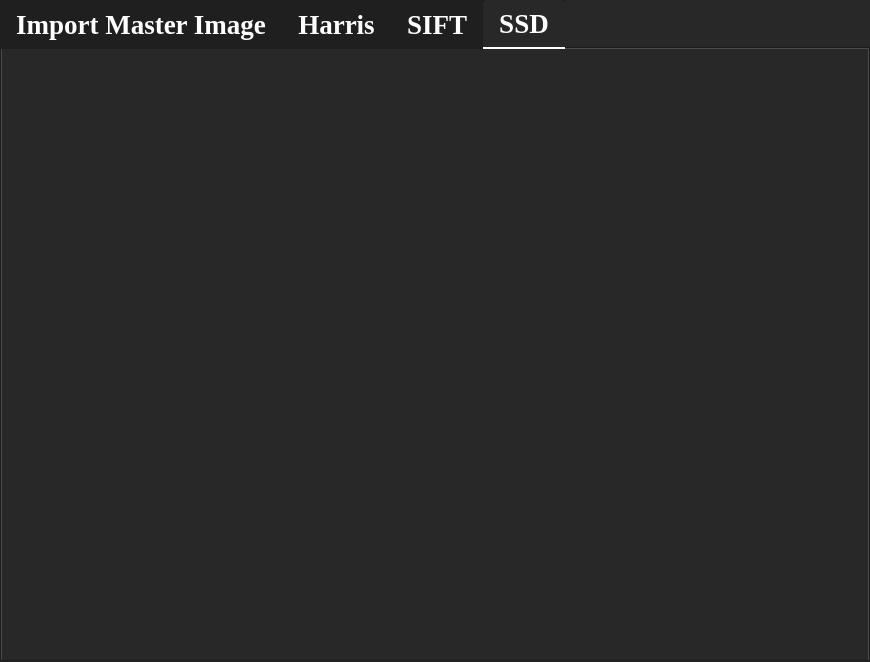
First picture: the form in MainWindow.ui, repository fadymohsen/VisionWithHarrisSIFT, before the edit.
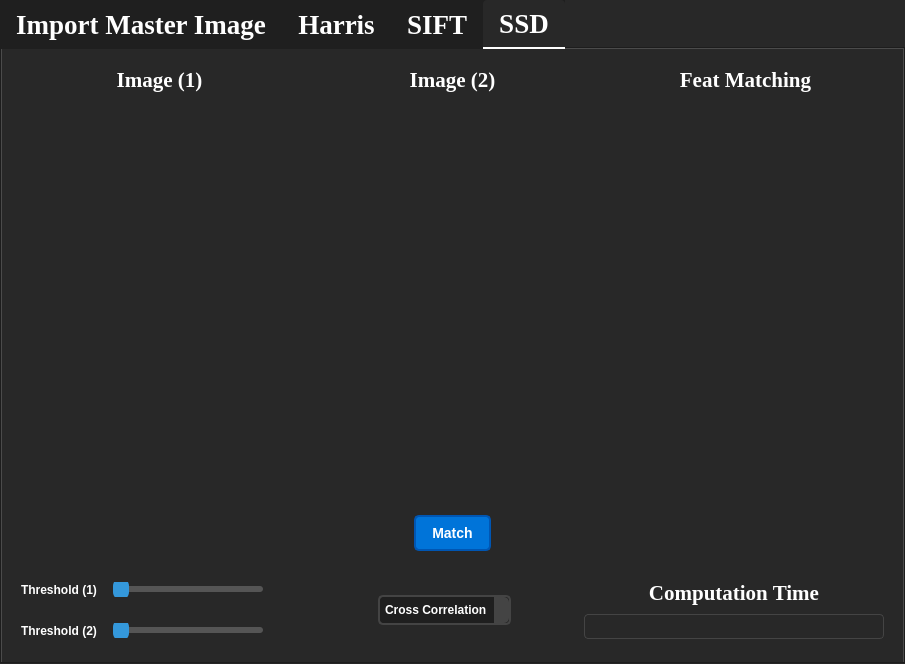
Second picture: the form after the edit. The open tabs and pages were chosen to show the change. Custom widgets are drawn as their Qt base class.

Commit message: Feat Matching UI

What changed in the file:
```diff
--- a/MainWindow.ui
+++ b/MainWindow.ui
@@ -6,8 +6,8 @@
    <rect>
     <x>0</x>
     <y>0</y>
-    <width>870</width>
-    <height>662</height>
+    <width>905</width>
+    <height>664</height>
    </rect>
   </property>
   <property name="font">
@@ -1773,6 +1773,723 @@
    <attribute name="title">
     <string>SSD</string>
    </attribute>
+   <layout class="QGridLayout" name="gridLayout_4">
+    <item row="0" column="0">
+     <layout class="QHBoxLayout" name="horizontalLayout_17">
+      <item>
+       <spacer name="horizontalSpacer_31">
+        <property name="orientation">
+         <enum>Qt::Horizontal</enum>
+        </property>
+        <property name="sizeType">
+         <enum>QSizePolicy::Fixed</enum>
+        </property>
+        <property name="sizeHint" stdset="0">
+         <size>
+          <width>10</width>
+          <height>20</height>
+         </size>
+        </property>
+       </spacer>
+      </item>
+      <item>
+       <layout class="QVBoxLayout" name="verticalLayout_18">
+        <item>
+         <spacer name="verticalSpacer_16">
+          <property name="orientation">
+           <enum>Qt::Vertical</enum>
+          </property>
+          <property name="sizeType">
+           <enum>QSizePolicy::Fixed</enum>
+          </property>
+          <property name="sizeHint" stdset="0">
+           <size>
+            <width>20</width>
+            <height>10</height>
+           </size>
+          </property>
+         </spacer>
+        </item>
+        <item>
+         <layout class="QVBoxLayout" name="verticalLayout_17">
+          <item>
+           <layout class="QHBoxLayout" name="horizontalLayout_12">
+            <item>
+             <layout class="QVBoxLayout" name="verticalLayout_9">
+              <item>
+               <widget class="QLabel" name="label">
+                <property name="font">
+                 <font>
+                  <family>Georgia</family>
+                  <pointsize>16</pointsize>
+                  <bold>true</bold>
+                 </font>
+                </property>
+                <property name="text">
+                 <string>Image (1)</string>
+                </property>
+                <property name="alignment">
+                 <set>Qt::AlignCenter</set>
+                </property>
+               </widget>
+              </item>
+              <item>
+               <spacer name="verticalSpacer">
+                <property name="orientation">
+                 <enum>Qt::Vertical</enum>
+                </property>
+                <property name="sizeType">
+                 <enum>QSizePolicy::Fixed</enum>
+                </property>
+                <property name="sizeHint" stdset="0">
+                 <size>
+                  <width>20</width>
+                  <height>10</height>
+                 </size>
+                </property>
+               </spacer>
+              </item>
+              <item>
+               <widget class="GraphicsLayoutWidget" name="image_beforeEdgeDetection_6" native="true">
+                <property name="sizePolicy">
+                 <sizepolicy hsizetype="Expanding" vsizetype="Expanding">
+                  <horstretch>0</horstretch>
+                  <verstretch>0</verstretch>
+                 </sizepolicy>
+                </property>
+                <property name="minimumSize">
+                 <size>
+                  <width>200</width>
+                  <height>250</height>
+                 </size>
+                </property>
+                <property name="maximumSize">
+                 <size>
+                  <width>16777215</width>
+                  <height>500</height>
+                 </size>
+                </property>
+               </widget>
+              </item>
+             </layout>
+            </item>
+            <item>
+             <spacer name="horizontalSpacer">
+              <property name="orientation">
+               <enum>Qt::Horizontal</enum>
+              </property>
+              <property name="sizeType">
+               <enum>QSizePolicy::Fixed</enum>
+              </property>
+              <property name="sizeHint" stdset="0">
+               <size>
+                <width>10</width>
+                <height>20</height>
+               </size>
+              </property>
+             </spacer>
+            </item>
+            <item>
+             <layout class="QVBoxLayout" name="verticalLayout_11">
+              <item>
+               <widget class="QLabel" name="label_11">
+                <property name="font">
+                 <font>
+                  <family>Georgia</family>
+                  <pointsize>16</pointsize>
+                  <bold>true</bold>
+                 </font>
+                </property>
+                <property name="text">
+                 <string>Image (2)</string>
+                </property>
+                <property name="alignment">
+                 <set>Qt::AlignCenter</set>
+                </property>
+               </widget>
+              </item>
+              <item>
+               <spacer name="verticalSpacer_2">
+                <property name="orientation">
+                 <enum>Qt::Vertical</enum>
+                </property>
+                <property name="sizeType">
+                 <enum>QSizePolicy::Fixed</enum>
+                </property>
+                <property name="sizeHint" stdset="0">
+                 <size>
+                  <width>20</width>
+                  <height>10</height>
+                 </size>
+                </property>
+               </spacer>
+              </item>
+              <item>
+               <widget class="GraphicsLayoutWidget" name="image_beforeEdgeDetection_7" native="true">
+                <property name="sizePolicy">
+                 <sizepolicy hsizetype="Expanding" vsizetype="Expanding">
+                  <horstretch>0</horstretch>
+                  <verstretch>0</verstretch>
+                 </sizepolicy>
+                </property>
+                <property name="minimumSize">
+                 <size>
+                  <width>200</width>
+                  <height>250</height>
+                 </size>
+                </property>
+                <property name="maximumSize">
+                 <size>
+                  <width>16777215</width>
+                  <height>500</height>
+                 </size>
+                </property>
+               </widget>
+              </item>
+             </layout>
+            </item>
+            <item>
+             <spacer name="horizontalSpacer_2">
+              <property name="orientation">
+               <enum>Qt::Horizontal</enum>
+              </property>
+              <property name="sizeType">
+               <enum>QSizePolicy::Fixed</enum>
+              </property>
+              <property name="sizeHint" stdset="0">
+               <size>
+                <width>10</width>
+                <height>20</height>
+               </size>
+              </property>
+             </spacer>
+            </item>
+            <item>
+             <layout class="QVBoxLayout" name="verticalLayout_12">
+              <item>
+               <widget class="QLabel" name="label_12">
+                <property name="font">
+                 <font>
+                  <family>Georgia</family>
+                  <pointsize>16</pointsize>
+                  <bold>true</bold>
+                 </font>
+                </property>
+                <property name="text">
+                 <string>Feat Matching</string>
+                </property>
+                <property name="alignment">
+                 <set>Qt::AlignCenter</set>
+                </property>
+               </widget>
+              </item>
+              <item>
+               <spacer name="verticalSpacer_4">
+                <property name="orientation">
+                 <enum>Qt::Vertical</enum>
+                </property>
+                <property name="sizeType">
+                 <enum>QSizePolicy::Fixed</enum>
+                </property>
+                <property name="sizeHint" stdset="0">
+                 <size>
+                  <width>20</width>
+                  <height>10</height>
+                 </size>
+                </property>
+               </spacer>
+              </item>
+              <item>
+               <widget class="GraphicsLayoutWidget" name="image_beforeEdgeDetection_8" native="true">
+                <property name="sizePolicy">
+                 <sizepolicy hsizetype="Expanding" vsizetype="Expanding">
+                  <horstretch>0</horstretch>
+                  <verstretch>0</verstretch>
+                 </sizepolicy>
+                </property>
+                <property name="minimumSize">
+                 <size>
+                  <width>200</width>
+                  <height>250</height>
+                 </size>
+                </property>
+                <property name="maximumSize">
+                 <size>
+                  <width>16777215</width>
+                  <height>500</height>
+                 </size>
+                </property>
+               </widget>
+              </item>
+             </layout>
+            </item>
+           </layout>
+          </item>
+          <item>
+           <spacer name="verticalSpacer_15">
+            <property name="orientation">
+             <enum>Qt::Vertical</enum>
+            </property>
+            <property name="sizeType">
+             <enum>QSizePolicy::Fixed</enum>
+            </property>
+            <property name="sizeHint" stdset="0">
+             <size>
+              <width>20</width>
+              <height>20</height>
+             </size>
+            </property>
+           </spacer>
+          </item>
+          <item>
+           <layout class="QHBoxLayout" name="horizontalLayout_16">
+            <item>
+             <spacer name="horizontalSpacer_28">
+              <property name="orientation">
+               <enum>Qt::Horizontal</enum>
+              </property>
+              <property name="sizeHint" stdset="0">
+               <size>
+                <width>40</width>
+                <height>20</height>
+               </size>
+              </property>
+             </spacer>
+            </item>
+            <item>
+             <widget class="QPushButton" name="pushButton_3">
+              <property name="text">
+               <string>Match</string>
+              </property>
+             </widget>
+            </item>
+            <item>
+             <spacer name="horizontalSpacer_29">
+              <property name="orientation">
+               <enum>Qt::Horizontal</enum>
+              </property>
+              <property name="sizeHint" stdset="0">
+               <size>
+                <width>40</width>
+                <height>20</height>
+               </size>
+              </property>
+             </spacer>
+            </item>
+           </layout>
+          </item>
+          <item>
+           <spacer name="verticalSpacer_14">
+            <property name="orientation">
+             <enum>Qt::Vertical</enum>
+            </property>
+            <property name="sizeType">
+             <enum>QSizePolicy::Fixed</enum>
+            </property>
+            <property name="sizeHint" stdset="0">
+             <size>
+              <width>20</width>
+              <height>20</height>
+             </size>
+            </property>
+           </spacer>
+          </item>
+          <item>
+           <layout class="QHBoxLayout" name="horizontalLayout_15">
+            <item>
+             <layout class="QVBoxLayout" name="verticalLayout_16">
+              <item>
+               <layout class="QHBoxLayout" name="horizontalLayout_13">
+                <item>
+                 <widget class="QLabel" name="label_14">
+                  <property name="sizePolicy">
+                   <sizepolicy hsizetype="Fixed" vsizetype="Preferred">
+                    <horstretch>0</horstretch>
+                    <verstretch>0</verstretch>
+                   </sizepolicy>
+                  </property>
+                  <property name="text">
+                   <string>Threshold (1)</string>
+                  </property>
+                 </widget>
+                </item>
+                <item>
+                 <spacer name="horizontalSpacer_20">
+                  <property name="orientation">
+                   <enum>Qt::Horizontal</enum>
+                  </property>
+                  <property name="sizeType">
+                   <enum>QSizePolicy::Fixed</enum>
+                  </property>
+                  <property name="sizeHint" stdset="0">
+                   <size>
+                    <width>10</width>
+                    <height>20</height>
+                   </size>
+                  </property>
+                 </spacer>
+                </item>
+                <item>
+                 <widget class="QSlider" name="horizontalSlider">
+                  <property name="sizePolicy">
+                   <sizepolicy hsizetype="Maximum" vsizetype="Fixed">
+                    <horstretch>0</horstretch>
+                    <verstretch>0</verstretch>
+                   </sizepolicy>
+                  </property>
+                  <property name="minimumSize">
+                   <size>
+                    <width>150</width>
+                    <height>0</height>
+                   </size>
+                  </property>
+                  <property name="maximumSize">
+                   <size>
+                    <width>300</width>
+                    <height>16777215</height>
+                   </size>
+                  </property>
+                  <property name="orientation">
+                   <enum>Qt::Horizontal</enum>
+                  </property>
+                 </widget>
+                </item>
+                <item>
+                 <spacer name="horizontalSpacer_21">
+                  <property name="orientation">
+                   <enum>Qt::Horizontal</enum>
+                  </property>
+                  <property name="sizeType">
+                   <enum>QSizePolicy::Fixed</enum>
+                  </property>
+                  <property name="sizeHint" stdset="0">
+                   <size>
+                    <width>10</width>
+                    <height>20</height>
+                   </size>
+                  </property>
+                 </spacer>
+                </item>
+                <item>
+                 <widget class="QLabel" name="label_16">
+                  <property name="minimumSize">
+                   <size>
+                    <width>25</width>
+                    <height>25</height>
+                   </size>
+                  </property>
+                  <property name="maximumSize">
+                   <size>
+                    <width>25</width>
+                    <height>25</height>
+                   </size>
+                  </property>
+                  <property name="text">
+                   <string/>
+                  </property>
+                 </widget>
+                </item>
+               </layout>
+              </item>
+              <item>
+               <spacer name="verticalSpacer_7">
+                <property name="orientation">
+                 <enum>Qt::Vertical</enum>
+                </property>
+                <property name="sizeType">
+                 <enum>QSizePolicy::Fixed</enum>
+                </property>
+                <property name="sizeHint" stdset="0">
+                 <size>
+                  <width>20</width>
+                  <height>10</height>
+                 </size>
+                </property>
+               </spacer>
+              </item>
+              <item>
+               <layout class="QHBoxLayout" name="horizontalLayout_14">
+                <item>
+                 <widget class="QLabel" name="label_17">
+                  <property name="sizePolicy">
+                   <sizepolicy hsizetype="Fixed" vsizetype="Preferred">
+                    <horstretch>0</horstretch>
+                    <verstretch>0</verstretch>
+                   </sizepolicy>
+                  </property>
+                  <property name="text">
+                   <string>Threshold (2)</string>
+                  </property>
+                 </widget>
+                </item>
+                <item>
+                 <spacer name="horizontalSpacer_22">
+                  <property name="orientation">
+                   <enum>Qt::Horizontal</enum>
+                  </property>
+                  <property name="sizeType">
+                   <enum>QSizePolicy::Fixed</enum>
+                  </property>
+                  <property name="sizeHint" stdset="0">
+                   <size>
+                    <width>10</width>
+                    <height>20</height>
+                   </size>
+                  </property>
+                 </spacer>
+                </item>
+                <item>
+                 <widget class="QSlider" name="horizontalSlider_2">
+                  <property name="sizePolicy">
+                   <sizepolicy hsizetype="Maximum" vsizetype="Fixed">
+                    <horstretch>0</horstretch>
+                    <verstretch>0</verstretch>
+                   </sizepolicy>
+                  </property>
+                  <property name="minimumSize">
+                   <size>
+                    <width>150</width>
+                    <height>0</height>
+                   </size>
+                  </property>
+                  <property name="maximumSize">
+                   <size>
+                    <width>300</width>
+                    <height>16777215</height>
+                   </size>
+                  </property>
+                  <property name="orientation">
+                   <enum>Qt::Horizontal</enum>
+                  </property>
+                 </widget>
+                </item>
+                <item>
+                 <spacer name="horizontalSpacer_25">
+                  <property name="orientation">
+                   <enum>Qt::Horizontal</enum>
+                  </property>
+                  <property name="sizeType">
+                   <enum>QSizePolicy::Fixed</enum>
+                  </property>
+                  <property name="sizeHint" stdset="0">
+                   <size>
+                    <width>10</width>
+                    <height>20</height>
+                   </size>
+                  </property>
+                 </spacer>
+                </item>
+                <item>
+                 <widget class="QLabel" name="label_18">
+                  <property name="minimumSize">
+                   <size>
+                    <width>25</width>
+                    <height>25</height>
+                   </size>
+                  </property>
+                  <property name="maximumSize">
+                   <size>
+                    <width>25</width>
+                    <height>25</height>
+                   </size>
+                  </property>
+                  <property name="text">
+                   <string/>
+                  </property>
+                 </widget>
+                </item>
+               </layout>
+              </item>
+             </layout>
+            </item>
+            <item>
+             <spacer name="horizontalSpacer_26">
+              <property name="orientation">
+               <enum>Qt::Horizontal</enum>
+              </property>
+              <property name="sizeType">
+               <enum>QSizePolicy::Expanding</enum>
+              </property>
+              <property name="sizeHint" stdset="0">
+               <size>
+                <width>10</width>
+                <height>20</height>
+               </size>
+              </property>
+             </spacer>
+            </item>
+            <item>
+             <layout class="QVBoxLayout" name="verticalLayout_14">
+              <item>
+               <spacer name="verticalSpacer_5">
+                <property name="orientation">
+                 <enum>Qt::Vertical</enum>
+                </property>
+                <property name="sizeType">
+                 <enum>QSizePolicy::Fixed</enum>
+                </property>
+                <property name="sizeHint" stdset="0">
+                 <size>
+                  <width>20</width>
+                  <height>10</height>
+                 </size>
+                </property>
+               </spacer>
+              </item>
+              <item>
+               <widget class="QComboBox" name="comboBox">
+                <property name="sizePolicy">
+                 <sizepolicy hsizetype="Fixed" vsizetype="Fixed">
+                  <horstretch>0</horstretch>
+                  <verstretch>0</verstretch>
+                 </sizepolicy>
+                </property>
+                <item>
+                 <property name="text">
+                  <string>Cross Correlation</string>
+                 </property>
+                </item>
+               </widget>
+              </item>
+              <item>
+               <spacer name="verticalSpacer_6">
+                <property name="orientation">
+                 <enum>Qt::Vertical</enum>
+                </property>
+                <property name="sizeType">
+                 <enum>QSizePolicy::Fixed</enum>
+                </property>
+                <property name="sizeHint" stdset="0">
+                 <size>
+                  <width>20</width>
+                  <height>10</height>
+                 </size>
+                </property>
+               </spacer>
+              </item>
+             </layout>
+            </item>
+            <item>
+             <spacer name="horizontalSpacer_27">
+              <property name="orientation">
+               <enum>Qt::Horizontal</enum>
+              </property>
+              <property name="sizeType">
+               <enum>QSizePolicy::Expanding</enum>
+              </property>
+              <property name="sizeHint" stdset="0">
+               <size>
+                <width>10</width>
+                <height>20</height>
+               </size>
+              </property>
+             </spacer>
+            </item>
+            <item>
+             <layout class="QVBoxLayout" name="verticalLayout_13">
+              <item>
+               <widget class="QLabel" name="label_15">
+                <property name="sizePolicy">
+                 <sizepolicy hsizetype="Fixed" vsizetype="Fixed">
+                  <horstretch>0</horstretch>
+                  <verstretch>0</verstretch>
+                 </sizepolicy>
+                </property>
+                <property name="minimumSize">
+                 <size>
+                  <width>300</width>
+                  <height>25</height>
+                 </size>
+                </property>
+                <property name="maximumSize">
+                 <size>
+                  <width>300</width>
+                  <height>25</height>
+                 </size>
+                </property>
+                <property name="font">
+                 <font>
+                  <family>Georgia</family>
+                  <pointsize>16</pointsize>
+                  <bold>true</bold>
+                 </font>
+                </property>
+                <property name="text">
+                 <string>Computation Time</string>
+                </property>
+                <property name="alignment">
+                 <set>Qt::AlignCenter</set>
+                </property>
+               </widget>
+              </item>
+              <item>
+               <widget class="QTextEdit" name="textEdit_3">
+                <property name="sizePolicy">
+                 <sizepolicy hsizetype="Fixed" vsizetype="Fixed">
+                  <horstretch>0</horstretch>
+                  <verstretch>0</verstretch>
+                 </sizepolicy>
+                </property>
+                <property name="minimumSize">
+                 <size>
+                  <width>300</width>
+                  <height>25</height>
+                 </size>
+                </property>
+                <property name="maximumSize">
+                 <size>
+                  <width>300</width>
+                  <height>25</height>
+                 </size>
+                </property>
+                <property name="readOnly">
+                 <bool>true</bool>
+                </property>
+               </widget>
+              </item>
+             </layout>
+            </item>
+           </layout>
+          </item>
+         </layout>
+        </item>
+        <item>
+         <spacer name="verticalSpacer_17">
+          <property name="orientation">
+           <enum>Qt::Vertical</enum>
+          </property>
+          <property name="sizeType">
+           <enum>QSizePolicy::Fixed</enum>
+          </property>
+          <property name="sizeHint" stdset="0">
+           <size>
+            <width>20</width>
+            <height>10</height>
+           </size>
+          </property>
+         </spacer>
+        </item>
+       </layout>
+      </item>
+      <item>
+       <spacer name="horizontalSpacer_30">
+        <property name="orientation">
+         <enum>Qt::Horizontal</enum>
+        </property>
+        <property name="sizeType">
+         <enum>QSizePolicy::Fixed</enum>
+        </property>
+        <property name="sizeHint" stdset="0">
+         <size>
+          <width>10</width>
+          <height>20</height>
+         </size>
+        </property>
+       </spacer>
+      </item>
+     </layout>
+    </item>
+   </layout>
   </widget>
  </widget>
  <customwidgets>
```
Left out of the diff: 2 changed lines with no effect on the pictures. The commit also changes 1 other file.
